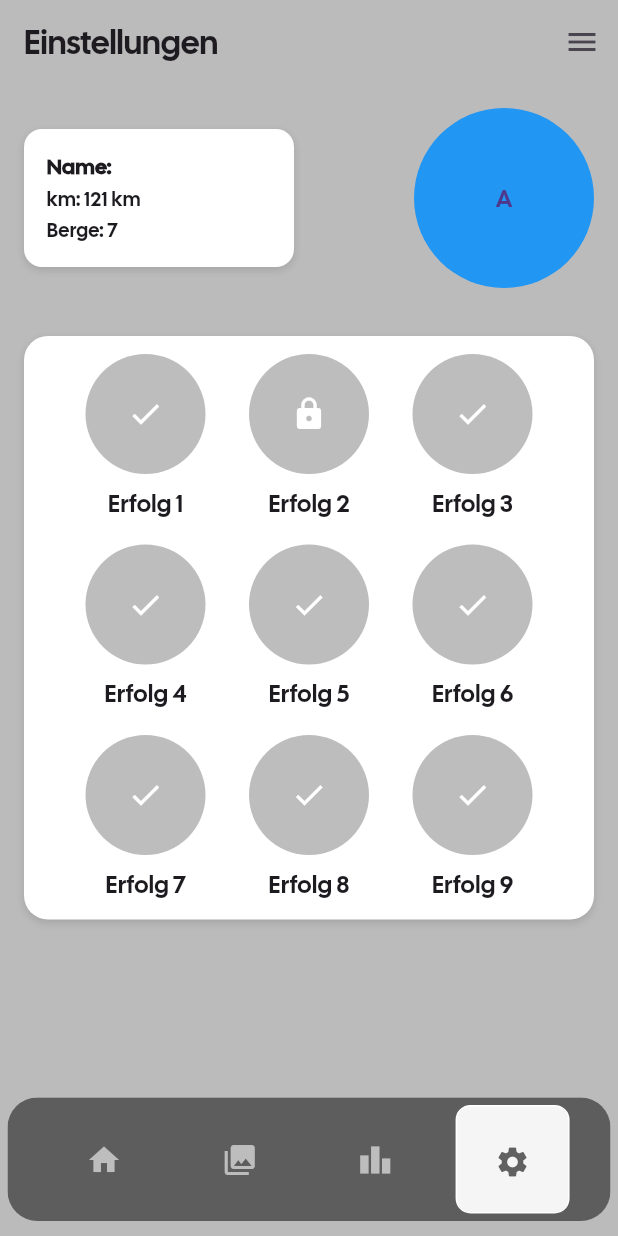
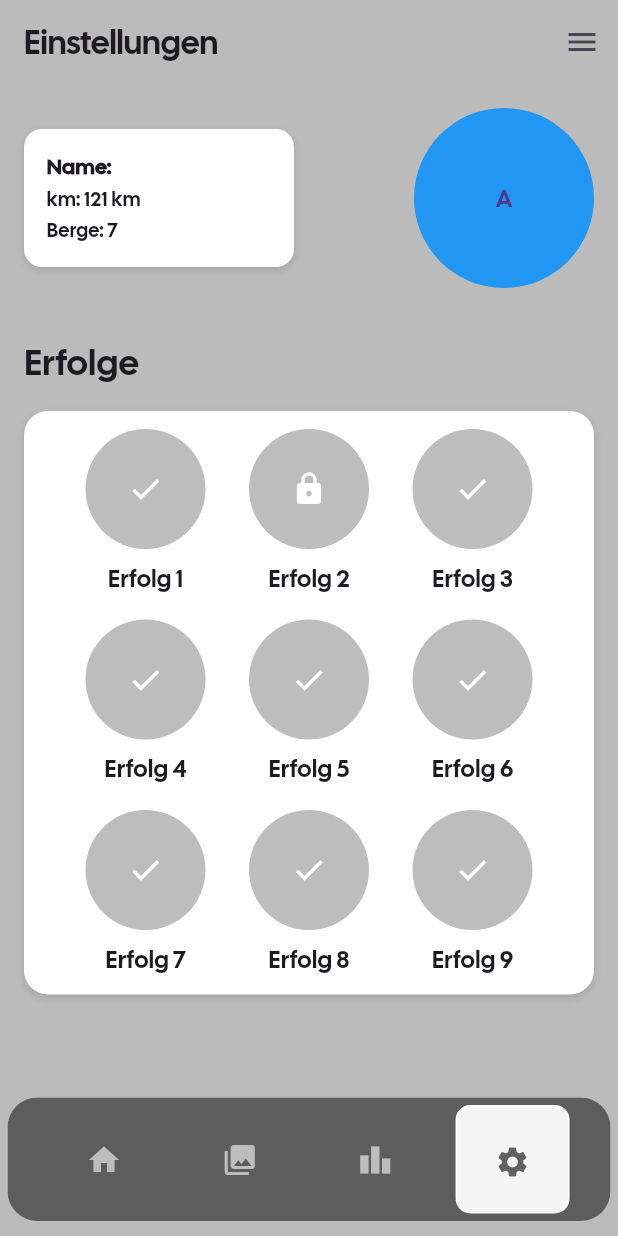
Before and after one commit to BlJanosch/Hermes, a Flutter app: the Settings screen opened directly, on a phone screen of 412 x 824 dp. Run offline on Flutter 3.47's test engine with Material 3 defaults, Android fonts, the phone set to English and light mode, and no system bars; drawn by our look-alikes of google_nav_bar; our stand-ins replace flutter_map, flutter_svg, latlong2, location; missing offline and left inert: flutter_map_location_marker.

Commit message:
Added Text to Settings Page

```diff
--- a/src/frontend/hermes/lib/pages/settings.dart
+++ b/src/frontend/hermes/lib/pages/settings.dart
@@ -81,6 +81,15 @@ class _SettingsState extends State<Settings> {
             ),
             SizedBox(height: 32),
             // Achievements grid
+            Align(
+              alignment: Alignment.centerLeft,
+              child: Text(
+              "Erfolge",
+              style: TextStyle(fontSize: 24,),
+              textAlign: TextAlign.left,
+              ),
+            ),
+            SizedBox(height: 16),
             Container(
           padding: EdgeInsets.all(12),
           decoration: BoxDecoration(
```
